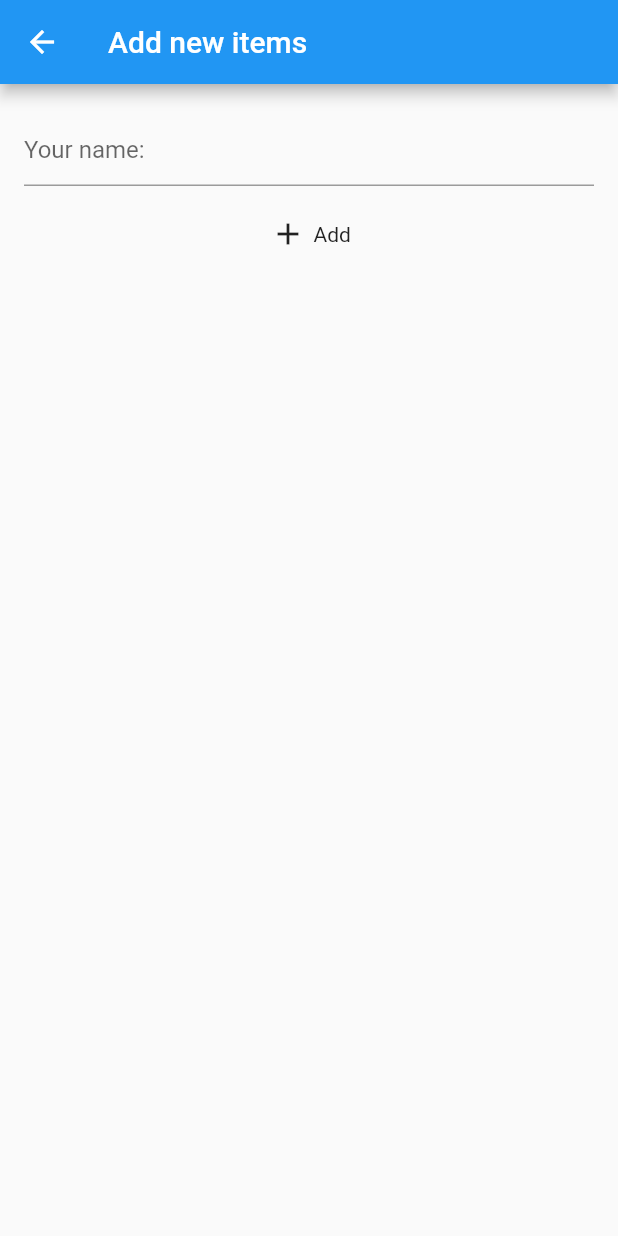
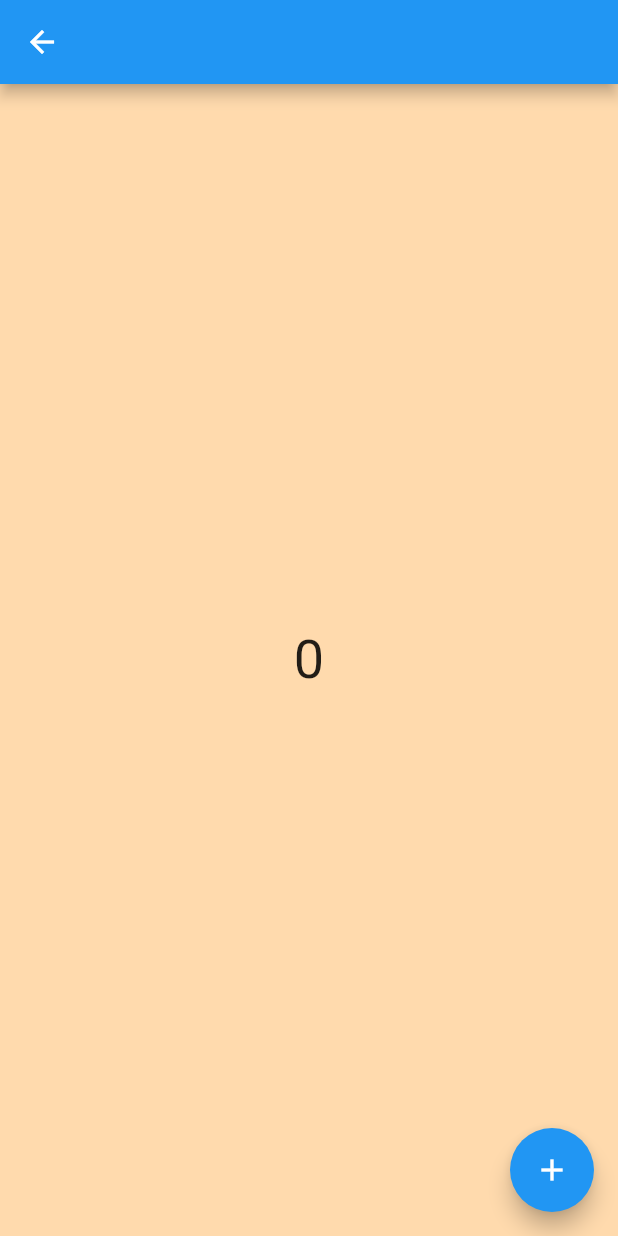
Before and after one commit to gu-tig169-ht21/gusaxellth, a Flutter app: the screen it shows after launch, after a tap on the "add" icon, on a phone screen of 412 x 824 dp. Run offline on Flutter 3.47's test engine with Material 2 defaults, Android fonts, the phone set to English and light mode, and no system bars; our stand-ins replace google_fonts.

```diff
--- a/lib/main.dart
+++ b/lib/main.dart
@@ -1,6 +1,7 @@
 // ignore_for_file: prefer_const_constructors
 
 import 'package:flutter/material.dart';
+import 'package:google_fonts/google_fonts.dart';
 
 void main() {
   runApp(ThorsApp());
@@ -51,7 +52,7 @@ class MainView extends StatelessWidget {
       floatingActionButton: FloatingActionButton(
         onPressed: () {
           Navigator.push(context, MaterialPageRoute(builder: (context) {
-            return SecondView();
+            return ThirdView();
           }));
         },
         tooltip: 'Increment',
@@ -91,10 +92,12 @@ class MainView extends StatelessWidget {
       leading: checkBoxClass(),
       title: Text(
         thelistTitle,
-        style: TextStyle(
+        style: GoogleFonts.lato(
           fontSize: 20,
+          color: Colors.blue,
+          /*TextStyle(fontSize: 20,
           fontWeight: FontWeight.bold,
-          color: Colors.black,
+          color: Colors.black,*/
         ),
       ),
       trailing: IconButton(
@@ -199,3 +202,31 @@ class SecondView extends StatelessWidget {
     );
   }
 }
+
+class ThirdView extends StatefulWidget {
+  @override
+  State<StatefulWidget> createState() {
+    return ThirdViewState();
+  }
+}
+
+class ThirdViewState extends State<StatefulWidget> {
+  Widget build(BuildContext context) {
+    int counter = 0;
+    return Scaffold(
+      backgroundColor: Color.fromARGB(255, 255, 218, 173),
+      appBar: AppBar(),
+      body: Center(
+          child: Text(
+        "$counter",
+        style: TextStyle(fontSize: 36),
+      )),
+      floatingActionButton: FloatingActionButton(
+        child: Icon(Icons.add),
+        onPressed: () {
+          counter++;
+        },
+      ),
+    );
+  }
+}
--- a/pubspec.yaml
+++ b/pubspec.yaml
@@ -34,6 +34,7 @@ dependencies:
   # The following adds the Cupertino Icons font to your application.
   # Use with the CupertinoIcons class for iOS style icons.
   cupertino_icons: ^1.0.2
+  google_fonts: ^2.1.0
 
 dev_dependencies:
   flutter_test:
@@ -74,6 +75,8 @@ flutter:
   # list giving the asset and other descriptors for the font. For
   # example:
   # fonts:
+
+
   #   - family: Schyler
   #     fonts:
   #       - asset: fonts/Schyler-Regular.ttf
```
Also changed, not shown: pubspec.lock.
